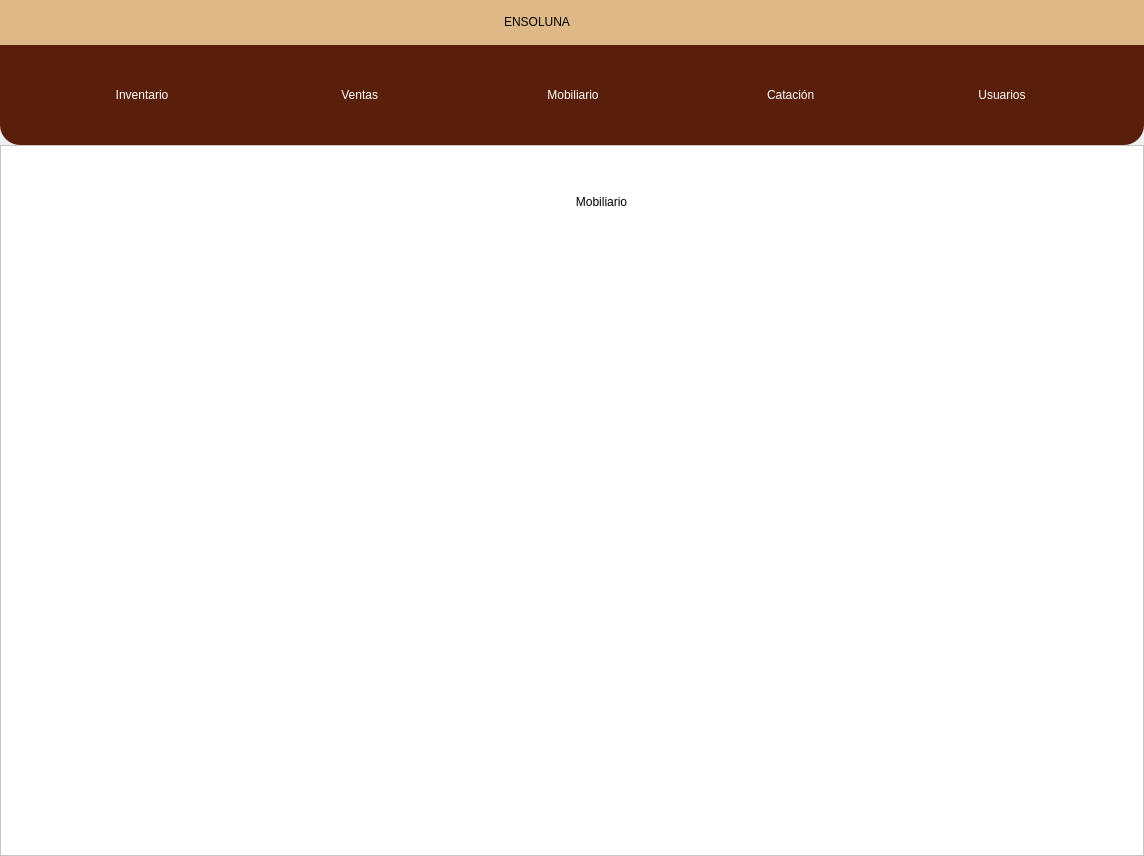
The window that views/designs/DB1.ui (andree-ro/BaseDatosEnsoluna) describes before a commit, drawn with Qt 5.
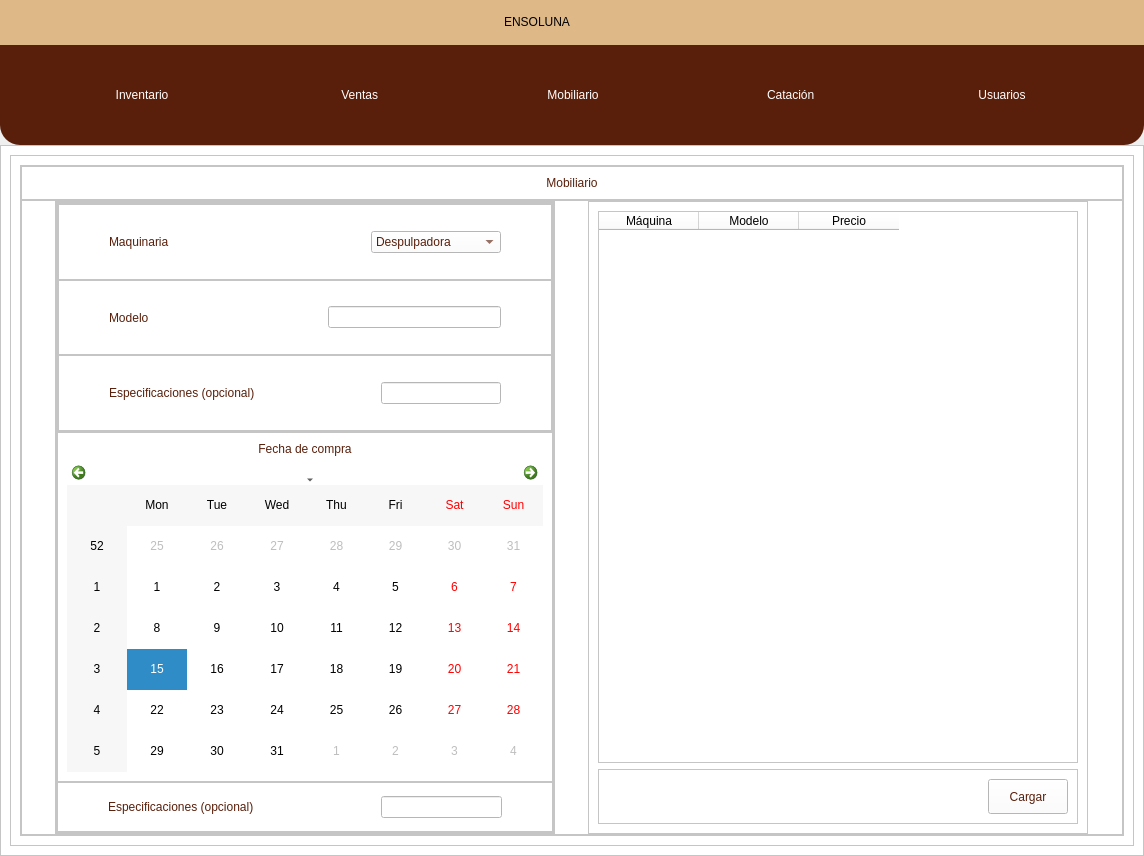
The same window after the commit. The open tabs and pages were chosen to show the change. Icons and pictures are not drawn.

Commit message: Mobiliario terminado y agregue el boton y la pagina de los detalles de ventas

```diff
--- a/views/designs/DB1.ui
+++ b/views/designs/DB1.ui
@@ -6562,25 +6562,583 @@
           </layout>
          </widget>
          <widget class="QWidget" name="page_mobiliario">
-          <widget class="QLabel" name="label_46">
-           <property name="geometry">
-            <rect>
-             <x>360</x>
-             <y>40</y>
-             <width>481</width>
-             <height>31</height>
-            </rect>
-           </property>
-           <property name="styleSheet">
-            <string notr="true">font: 75 12pt &quot;Open Sans Semibold&quot;</string>
-           </property>
-           <property name="text">
-            <string>Mobiliario</string>
-           </property>
-           <property name="alignment">
-            <set>Qt::AlignCenter</set>
-           </property>
-          </widget>
+          <layout class="QVBoxLayout" name="verticalLayout_40">
+           <item>
+            <widget class="QFrame" name="frame_112">
+             <property name="frameShape">
+              <enum>QFrame::StyledPanel</enum>
+             </property>
+             <property name="frameShadow">
+              <enum>QFrame::Raised</enum>
+             </property>
+             <layout class="QVBoxLayout" name="verticalLayout_63">
+              <item>
+               <widget class="QFrame" name="frame_159">
+                <property name="frameShape">
+                 <enum>QFrame::StyledPanel</enum>
+                </property>
+                <property name="frameShadow">
+                 <enum>QFrame::Raised</enum>
+                </property>
+                <layout class="QVBoxLayout" name="verticalLayout_65">
+                 <property name="spacing">
+                  <number>0</number>
+                 </property>
+                 <property name="leftMargin">
+                  <number>0</number>
+                 </property>
+                 <property name="topMargin">
+                  <number>0</number>
+                 </property>
+                 <property name="rightMargin">
+                  <number>0</number>
+                 </property>
+                 <property name="bottomMargin">
+                  <number>0</number>
+                 </property>
+                 <item>
+                  <widget class="QFrame" name="frame_162">
+                   <property name="maximumSize">
+                    <size>
+                     <width>16777215</width>
+                     <height>50</height>
+                    </size>
+                   </property>
+                   <property name="frameShape">
+                    <enum>QFrame::StyledPanel</enum>
+                   </property>
+                   <property name="frameShadow">
+                    <enum>QFrame::Raised</enum>
+                   </property>
+                   <layout class="QVBoxLayout" name="verticalLayout_66">
+                    <item>
+                     <widget class="QLabel" name="label_89">
+                      <property name="minimumSize">
+                       <size>
+                        <width>0</width>
+                        <height>0</height>
+                       </size>
+                      </property>
+                      <property name="maximumSize">
+                       <size>
+                        <width>16777215</width>
+                        <height>16777215</height>
+                       </size>
+                      </property>
+                      <property name="styleSheet">
+                       <string notr="true">color: rgb(89, 31, 11);
+font: 75 12pt &quot;Open Sans Semibold&quot;</string>
+                      </property>
+                      <property name="text">
+                       <string>Mobiliario</string>
+                      </property>
+                      <property name="alignment">
+                       <set>Qt::AlignCenter</set>
+                      </property>
+                     </widget>
+                    </item>
+                   </layout>
+                  </widget>
+                 </item>
+                 <item>
+                  <widget class="QFrame" name="frame_163">
+                   <property name="frameShape">
+                    <enum>QFrame::StyledPanel</enum>
+                   </property>
+                   <property name="frameShadow">
+                    <enum>QFrame::Raised</enum>
+                   </property>
+                   <layout class="QHBoxLayout" name="horizontalLayout_65">
+                    <property name="spacing">
+                     <number>0</number>
+                    </property>
+                    <property name="leftMargin">
+                     <number>0</number>
+                    </property>
+                    <property name="topMargin">
+                     <number>0</number>
+                    </property>
+                    <property name="rightMargin">
+                     <number>0</number>
+                    </property>
+                    <property name="bottomMargin">
+                     <number>0</number>
+                    </property>
+                    <item>
+                     <widget class="QFrame" name="frame_166">
+                      <property name="maximumSize">
+                       <size>
+                        <width>500</width>
+                        <height>16777215</height>
+                       </size>
+                      </property>
+                      <property name="frameShape">
+                       <enum>QFrame::StyledPanel</enum>
+                      </property>
+                      <property name="frameShadow">
+                       <enum>QFrame::Raised</enum>
+                      </property>
+                      <layout class="QVBoxLayout" name="verticalLayout_75" stretch="0">
+                       <property name="spacing">
+                        <number>0</number>
+                       </property>
+                       <property name="leftMargin">
+                        <number>0</number>
+                       </property>
+                       <property name="topMargin">
+                        <number>0</number>
+                       </property>
+                       <property name="rightMargin">
+                        <number>0</number>
+                       </property>
+                       <property name="bottomMargin">
+                        <number>0</number>
+                       </property>
+                       <item>
+                        <widget class="QFrame" name="frame_menu_6">
+                         <property name="frameShape">
+                          <enum>QFrame::StyledPanel</enum>
+                         </property>
+                         <property name="frameShadow">
+                          <enum>QFrame::Raised</enum>
+                         </property>
+                         <layout class="QVBoxLayout" name="verticalLayout_76">
+                          <property name="spacing">
+                           <number>0</number>
+                          </property>
+                          <property name="leftMargin">
+                           <number>0</number>
+                          </property>
+                          <property name="topMargin">
+                           <number>0</number>
+                          </property>
+                          <property name="rightMargin">
+                           <number>0</number>
+                          </property>
+                          <property name="bottomMargin">
+                           <number>0</number>
+                          </property>
+                          <item>
+                           <widget class="QFrame" name="frame_114">
+                            <property name="frameShape">
+                             <enum>QFrame::StyledPanel</enum>
+                            </property>
+                            <property name="frameShadow">
+                             <enum>QFrame::Raised</enum>
+                            </property>
+                            <layout class="QVBoxLayout" name="verticalLayout_41">
+                             <property name="spacing">
+                              <number>0</number>
+                             </property>
+                             <property name="leftMargin">
+                              <number>0</number>
+                             </property>
+                             <property name="topMargin">
+                              <number>0</number>
+                             </property>
+                             <property name="rightMargin">
+                              <number>0</number>
+                             </property>
+                             <property name="bottomMargin">
+                              <number>0</number>
+                             </property>
+                             <item>
+                              <widget class="QFrame" name="frame_115">
+                               <property name="frameShape">
+                                <enum>QFrame::StyledPanel</enum>
+                               </property>
+                               <property name="frameShadow">
+                                <enum>QFrame::Raised</enum>
+                               </property>
+                               <layout class="QHBoxLayout" name="horizontalLayout_90">
+                                <property name="leftMargin">
+                                 <number>50</number>
+                                </property>
+                                <property name="rightMargin">
+                                 <number>50</number>
+                                </property>
+                                <item>
+                                 <widget class="QLabel" name="label_43">
+                                  <property name="styleSheet">
+                                   <string notr="true">color: rgb(89, 31, 11);
+font: 75 10pt &quot;Open Sans Semibold&quot;</string>
+                                  </property>
+                                  <property name="text">
+                                   <string>Maquinaria</string>
+                                  </property>
+                                 </widget>
+                                </item>
+                                <item>
+                                 <spacer name="horizontalSpacer_20">
+                                  <property name="orientation">
+                                   <enum>Qt::Horizontal</enum>
+                                  </property>
+                                  <property name="sizeHint" stdset="0">
+                                   <size>
+                                    <width>40</width>
+                                    <height>20</height>
+                                   </size>
+                                  </property>
+                                 </spacer>
+                                </item>
+                                <item>
+                                 <widget class="QComboBox" name="regionAcCombobx_2">
+                                  <property name="styleSheet">
+                                   <string notr="true">color: rgb(89, 31, 11);
+font: 75 10pt &quot;Open Sans Semibold&quot;</string>
+                                  </property>
+                                  <item>
+                                   <property name="text">
+                                    <string>Despulpadora</string>
+                                   </property>
+                                  </item>
+                                  <item>
+                                   <property name="text">
+                                    <string>Tostador Industrial</string>
+                                   </property>
+                                  </item>
+                                  <item>
+                                   <property name="text">
+                                    <string>Moledora</string>
+                                   </property>
+                                  </item>
+                                  <item>
+                                   <property name="text">
+                                    <string>Sellado</string>
+                                   </property>
+                                  </item>
+                                  <item>
+                                   <property name="text">
+                                    <string>Tria</string>
+                                   </property>
+                                  </item>
+                                  <item>
+                                   <property name="text">
+                                    <string>Váscula</string>
+                                   </property>
+                                  </item>
+                                  <item>
+                                   <property name="text">
+                                    <string>Pesa</string>
+                                   </property>
+                                  </item>
+                                 </widget>
+                                </item>
+                               </layout>
+                              </widget>
+                             </item>
+                             <item>
+                              <widget class="QFrame" name="frame_116">
+                               <property name="frameShape">
+                                <enum>QFrame::StyledPanel</enum>
+                               </property>
+                               <property name="frameShadow">
+                                <enum>QFrame::Raised</enum>
+                               </property>
+                               <layout class="QHBoxLayout" name="horizontalLayout_67">
+                                <property name="leftMargin">
+                                 <number>50</number>
+                                </property>
+                                <property name="rightMargin">
+                                 <number>50</number>
+                                </property>
+                                <item>
+                                 <widget class="QLabel" name="label_42">
+                                  <property name="styleSheet">
+                                   <string notr="true">color: rgb(89, 31, 11);
+font: 75 10pt &quot;Open Sans Semibold&quot;</string>
+                                  </property>
+                                  <property name="text">
+                                   <string>Modelo</string>
+                                  </property>
+                                 </widget>
+                                </item>
+                                <item>
+                                 <spacer name="horizontalSpacer_27">
+                                  <property name="orientation">
+                                   <enum>Qt::Horizontal</enum>
+                                  </property>
+                                  <property name="sizeHint" stdset="0">
+                                   <size>
+                                    <width>40</width>
+                                    <height>20</height>
+                                   </size>
+                                  </property>
+                                 </spacer>
+                                </item>
+                                <item>
+                                 <widget class="QLineEdit" name="lineEdit_7"/>
+                                </item>
+                               </layout>
+                              </widget>
+                             </item>
+                             <item>
+                              <widget class="QFrame" name="frame_117">
+                               <property name="frameShape">
+                                <enum>QFrame::StyledPanel</enum>
+                               </property>
+                               <property name="frameShadow">
+                                <enum>QFrame::Raised</enum>
+                               </property>
+                               <layout class="QHBoxLayout" name="horizontalLayout_66">
+                                <property name="leftMargin">
+                                 <number>50</number>
+                                </property>
+                                <property name="rightMargin">
+                                 <number>50</number>
+                                </property>
+                                <item>
+                                 <widget class="QLabel" name="label_44">
+                                  <property name="styleSheet">
+                                   <string notr="true">color: rgb(89, 31, 11);
+font: 75 10pt &quot;Open Sans Semibold&quot;</string>
+                                  </property>
+                                  <property name="text">
+                                   <string>Especificaciones (opcional)</string>
+                                  </property>
+                                 </widget>
+                                </item>
+                                <item>
+                                 <spacer name="horizontalSpacer_34">
+                                  <property name="orientation">
+                                   <enum>Qt::Horizontal</enum>
+                                  </property>
+                                  <property name="sizeHint" stdset="0">
+                                   <size>
+                                    <width>40</width>
+                                    <height>20</height>
+                                   </size>
+                                  </property>
+                                 </spacer>
+                                </item>
+                                <item>
+                                 <widget class="QLineEdit" name="lineEdit_2"/>
+                                </item>
+                               </layout>
+                              </widget>
+                             </item>
+                            </layout>
+                           </widget>
+                          </item>
+                          <item>
+                           <widget class="QFrame" name="frame_113">
+                            <property name="minimumSize">
+                             <size>
+                              <width>0</width>
+                              <height>150</height>
+                             </size>
+                            </property>
+                            <property name="maximumSize">
+                             <size>
+                              <width>16777215</width>
+                              <height>350</height>
+                             </size>
+                            </property>
+                            <property name="frameShape">
+                             <enum>QFrame::StyledPanel</enum>
+                            </property>
+                            <property name="frameShadow">
+                             <enum>QFrame::Raised</enum>
+                            </property>
+                            <layout class="QVBoxLayout" name="verticalLayout_42">
+                             <item>
+                              <widget class="QLabel" name="label_90">
+                               <property name="styleSheet">
+                                <string notr="true">color: rgb(89, 31, 11);
+font: 75 12pt &quot;Open Sans Semibold&quot;</string>
+                               </property>
+                               <property name="text">
+                                <string>Fecha de compra</string>
+                               </property>
+                               <property name="alignment">
+                                <set>Qt::AlignCenter</set>
+                               </property>
+                              </widget>
+                             </item>
+                             <item>
+                              <widget class="QCalendarWidget" name="calendarWidget"/>
+                             </item>
+                            </layout>
+                           </widget>
+                          </item>
+                          <item>
+                           <widget class="QFrame" name="frame_167">
+                            <property name="minimumSize">
+                             <size>
+                              <width>0</width>
+                              <height>50</height>
+                             </size>
+                            </property>
+                            <property name="maximumSize">
+                             <size>
+                              <width>16777215</width>
+                              <height>50</height>
+                             </size>
+                            </property>
+                            <property name="frameShape">
+                             <enum>QFrame::StyledPanel</enum>
+                            </property>
+                            <property name="frameShadow">
+                             <enum>QFrame::Raised</enum>
+                            </property>
+                            <layout class="QHBoxLayout" name="horizontalLayout_100">
+                             <property name="leftMargin">
+                              <number>50</number>
+                             </property>
+                             <property name="rightMargin">
+                              <number>50</number>
+                             </property>
+                             <item>
+                              <widget class="QLabel" name="label_46">
+                               <property name="styleSheet">
+                                <string notr="true">color: rgb(89, 31, 11);
+font: 75 10pt &quot;Open Sans Semibold&quot;</string>
+                               </property>
+                               <property name="text">
+                                <string>Especificaciones (opcional)</string>
+                               </property>
+                              </widget>
+                             </item>
+                             <item>
+                              <spacer name="horizontalSpacer_35">
+                               <property name="orientation">
+                                <enum>Qt::Horizontal</enum>
+                               </property>
+                               <property name="sizeHint" stdset="0">
+                                <size>
+                                 <width>40</width>
+                                 <height>20</height>
+                                </size>
+                               </property>
+                              </spacer>
+                             </item>
+                             <item>
+                              <widget class="QLineEdit" name="lineEdit"/>
+                             </item>
+                            </layout>
+                           </widget>
+                          </item>
+                         </layout>
+                        </widget>
+                       </item>
+                      </layout>
+                     </widget>
+                    </item>
+                    <item>
+                     <widget class="QFrame" name="frame_164">
+                      <property name="minimumSize">
+                       <size>
+                        <width>500</width>
+                        <height>0</height>
+                       </size>
+                      </property>
+                      <property name="maximumSize">
+                       <size>
+                        <width>500</width>
+                        <height>16777215</height>
+                       </size>
+                      </property>
+                      <property name="frameShape">
+                       <enum>QFrame::StyledPanel</enum>
+                      </property>
+                      <property name="frameShadow">
+                       <enum>QFrame::Raised</enum>
+                      </property>
+                      <layout class="QVBoxLayout" name="verticalLayout_67">
+                       <item>
+                        <widget class="QTableWidget" name="tableWidget_6">
+                         <column>
+                          <property name="text">
+                           <string>Máquina</string>
+                          </property>
+                         </column>
+                         <column>
+                          <property name="text">
+                           <string>Modelo</string>
+                          </property>
+                         </column>
+                         <column>
+                          <property name="text">
+                           <string>Precio</string>
+                          </property>
+                         </column>
+                        </widget>
+                       </item>
+                       <item>
+                        <widget class="QFrame" name="frame_165">
+                         <property name="minimumSize">
+                          <size>
+                           <width>0</width>
+                           <height>50</height>
+                          </size>
+                         </property>
+                         <property name="frameShape">
+                          <enum>QFrame::StyledPanel</enum>
+                         </property>
+                         <property name="frameShadow">
+                          <enum>QFrame::Raised</enum>
+                         </property>
+                         <layout class="QHBoxLayout" name="horizontalLayout_99">
+                          <item>
+                           <spacer name="horizontalSpacer_32">
+                            <property name="orientation">
+                             <enum>Qt::Horizontal</enum>
+                            </property>
+                            <property name="sizeHint" stdset="0">
+                             <size>
+                              <width>749</width>
+                              <height>20</height>
+                             </size>
+                            </property>
+                           </spacer>
+                          </item>
+                          <item>
+                           <widget class="QPushButton" name="cargar_invetario_4">
+                            <property name="minimumSize">
+                             <size>
+                              <width>0</width>
+                              <height>35</height>
+                             </size>
+                            </property>
+                            <property name="styleSheet">
+                             <string notr="true">QFrame{
+background-color: rgb(51, 157, 255);
+}
+
+QPushButton{
+color: rgb(89, 31, 11);
+background-color: rgb(255, 255, 255);
+font: 75 9pt &quot;Open Sans Semibold&quot;
+}
+
+QPushButton:hover{
+color: rgb(255, 255, 255);
+background-color: rgb(209, 172, 127);
+font: 75 9pt  &quot;Open Sans Semibold&quot;
+}
+</string>
+                            </property>
+                            <property name="text">
+                             <string>Cargar</string>
+                            </property>
+                           </widget>
+                          </item>
+                         </layout>
+                        </widget>
+                       </item>
+                      </layout>
+                     </widget>
+                    </item>
+                   </layout>
+                  </widget>
+                 </item>
+                </layout>
+               </widget>
+              </item>
+             </layout>
+            </widget>
+           </item>
+          </layout>
          </widget>
          <widget class="QWidget" name="page_ventas">
           <layout class="QVBoxLayout" name="verticalLayout_68">
```
Left out of the diff: 309 changed lines with no effect on the pictures. The commit also changes 3 other files.
